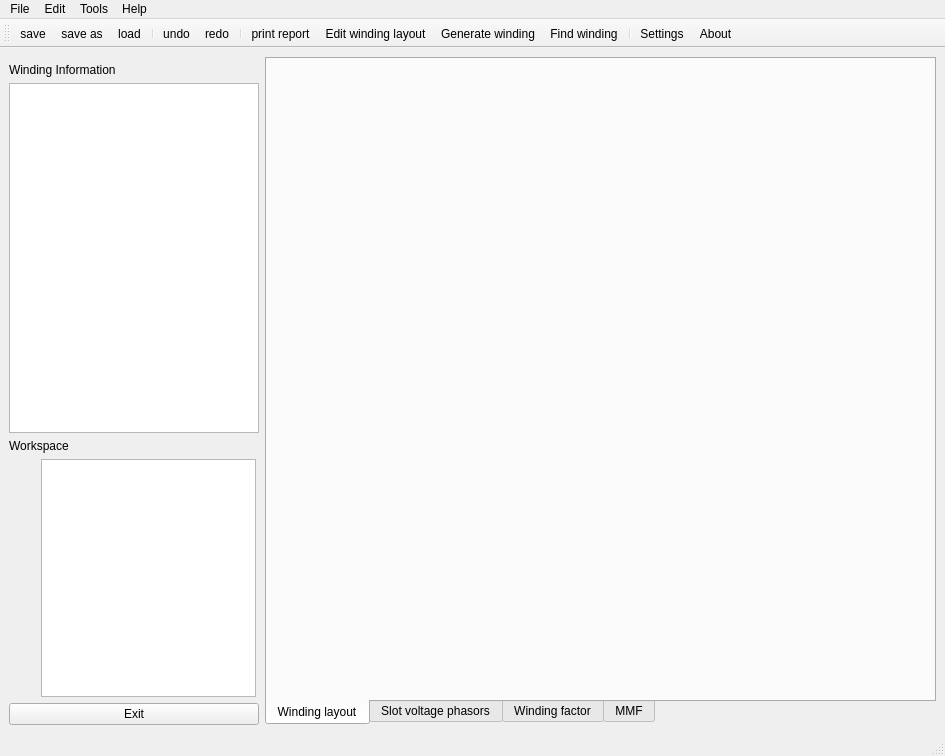
This is swat_em/ui/MainWindow.ui in mjfwest/swat-em as Qt 5 draws it before an edit. The edited form follows.
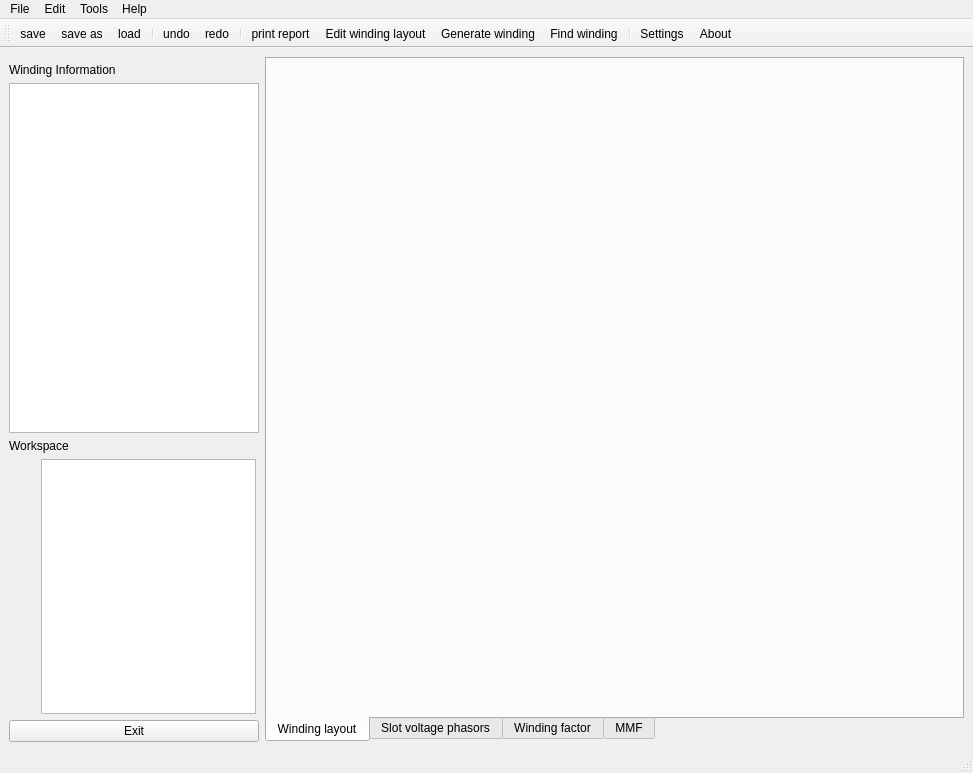
This is the edited form. Icons and pictures are not drawn.

Commit message: - Dialog for choosing a winding generator - Icon update

```diff
--- a/swat_em/ui/MainWindow.ui
+++ b/swat_em/ui/MainWindow.ui
@@ -6,8 +6,8 @@
    <rect>
     <x>0</x>
     <y>0</y>
-    <width>945</width>
-    <height>756</height>
+    <width>973</width>
+    <height>773</height>
    </rect>
   </property>
   <property name="windowTitle">
@@ -787,7 +787,7 @@
     <rect>
      <x>0</x>
      <y>0</y>
-     <width>945</width>
+     <width>973</width>
      <height>20</height>
     </rect>
    </property>
```
Left out of the diff: 56 changed lines with no effect on the pictures. The commit also changes 5 other files.
